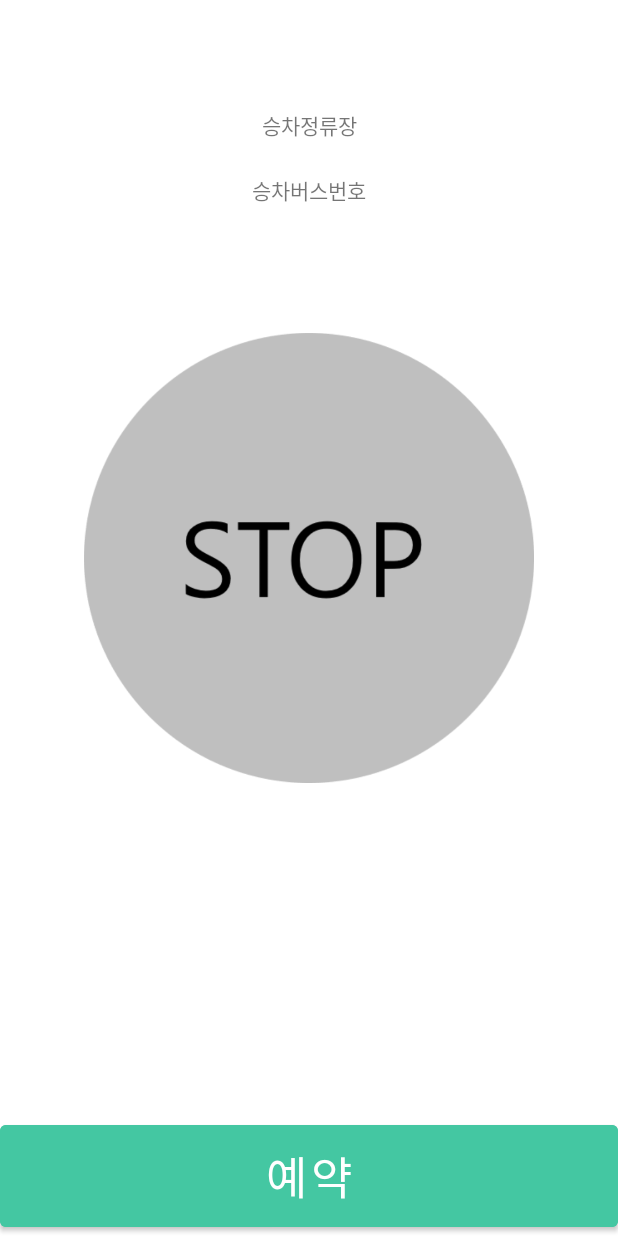
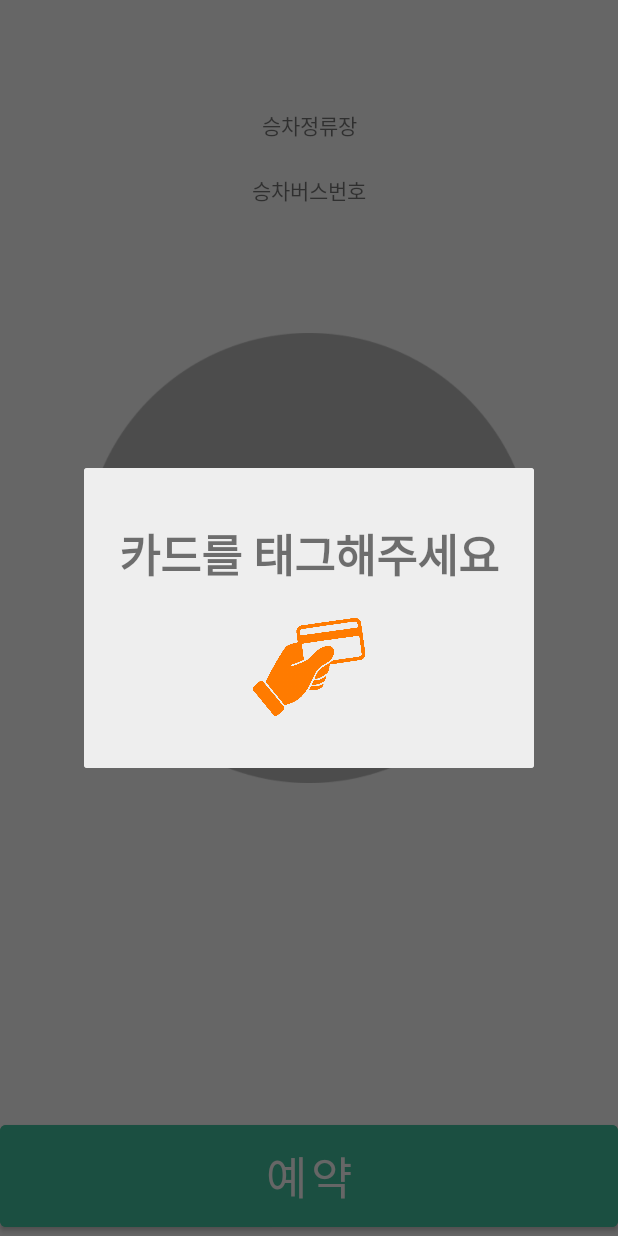
Before and after one commit to SmartStopBell/StopBell, an Android app: the screen it shows after launch (MainActivity), on a phone screen of 412 x 824 dp. Run offline under Robolectric (Android 15) with nearby library versions, the phone set to English and light mode, and no system bars; our stand-ins replace Firebase (no records; nobody signed in at launch, a user with empty details on screens opened directly).

Commit message:
카드 태그 오류 수정

```diff
--- a/app/src/main/java/com/example/smartstopbellproject/CustomDialog.java
+++ b/app/src/main/java/com/example/smartstopbellproject/CustomDialog.java
@@ -4,6 +4,12 @@ import android.app.Dialog;
 import android.content.Context;
 
 import androidx.annotation.NonNull;
+
+import com.google.firebase.database.DataSnapshot;
+import com.google.firebase.database.DatabaseError;
+import com.google.firebase.database.DatabaseReference;
+import com.google.firebase.database.FirebaseDatabase;
+import com.google.firebase.database.ValueEventListener;
 
 public class CustomDialog extends Dialog {
     private static CustomDialog customDialog;
@@ -20,12 +26,24 @@ public class CustomDialog extends Dialog {
 
     public void showDefaultDialog() {
         customDialog.setContentView(R.layout.custom_dialog);
-        customDialog.show();
+
+        FirebaseDatabase firebaseDatabase = FirebaseDatabase.getInstance();
+        DatabaseReference databaseReference =firebaseDatabase.getReference("bus");
+        databaseReference.addValueEventListener(new ValueEventListener() {
+            @Override
+            public void onDataChange(@NonNull DataSnapshot dataSnapshot) {
+                if(!dataSnapshot.child("_bus").hasChildren()) { //문제 x
+                    customDialog.show();
+                    customDialog.setCancelable(false);
+                }
+                else if(dataSnapshot.child("_bus").hasChildren())
+                    customDialog.dismiss();
+            }
+
+            @Override
+            public void onCancelled(@NonNull DatabaseError error) {
+            }
+        });
+
     }
-
-    /*
-    public void cancelDefaultDialog() {
-        customDialog.dismiss();
-    }
-     */
 }
--- a/app/src/main/java/com/example/smartstopbellproject/MainActivity.java
+++ b/app/src/main/java/com/example/smartstopbellproject/MainActivity.java
@@ -1,16 +1,12 @@
 package com.example.smartstopbellproject;
 
-import androidx.appcompat.app.AlertDialog;
 import androidx.appcompat.app.AppCompatActivity;
 
-import android.app.Dialog;
 import android.content.Intent;
 import android.os.Bundle;
 import android.view.View;
 import android.widget.Button;
 import android.widget.ImageButton;
-import android.widget.ImageView;
-import android.widget.TextView;
 
 public class MainActivity extends AppCompatActivity {
 
@@ -21,23 +17,7 @@ public class MainActivity extends AppCompatActivity {
 
         Button rezbtn = findViewById(R.id.rezbtn);
 
-        /*
-        if(카드 태그됨) {
-            CustomDialog.getInstance(this).dismiss();
-        } else {
-            CustomDialog.getInstance(this).showDefaultDialog();
-        }
-        */
-
-        //RouteActivity에서 값 가져오기
-        try {
-            Intent intent = getIntent();
-            String route = intent.getExtras().getString("route"); //선택한 목적지 가져옴
-            rezbtn.setText(route);
-        }catch (Exception e){
-            //ignore
-        }
-
+        CustomDialog.getInstance(MainActivity.this).showDefaultDialog();
 
         //하차벨 클릭 시
         ImageButton bell = findViewById(R.id.bell);
```
